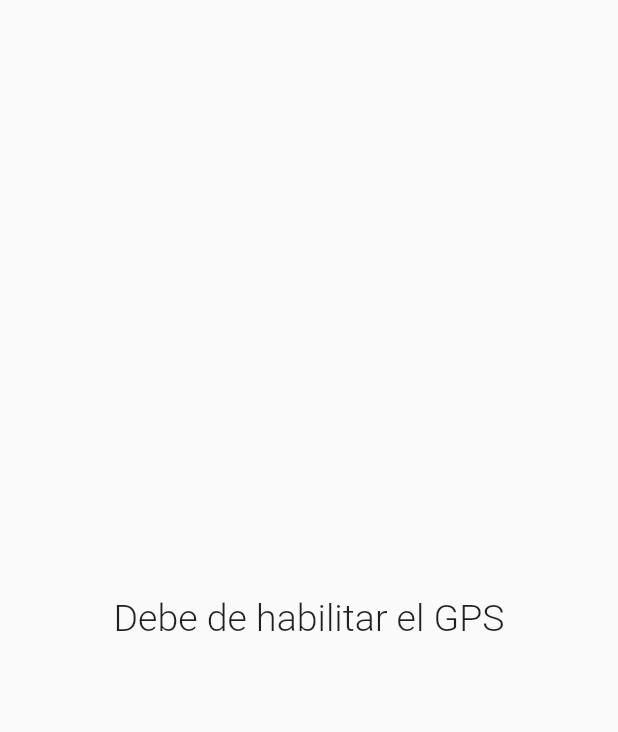
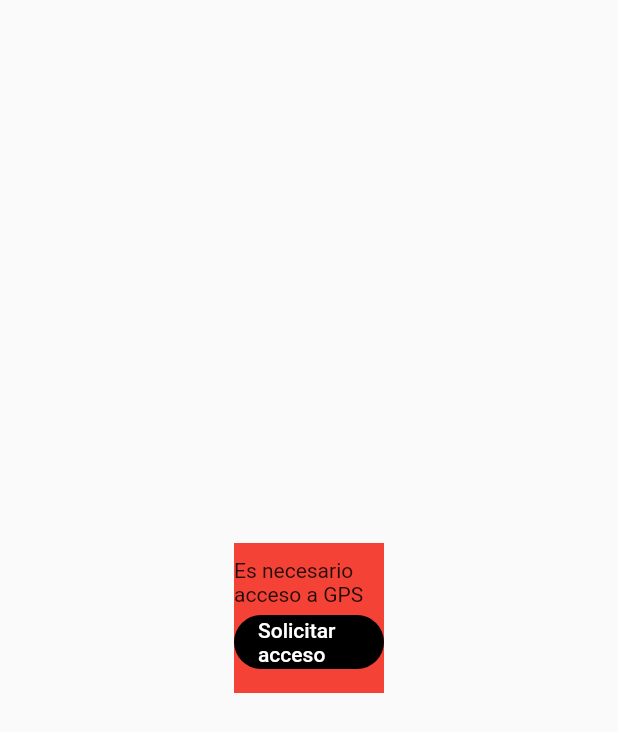
Before and after one commit to AndresCamiloChavez/maps_app, a Flutter app: the screen it shows after launch, on a phone screen of 412 x 824 dp. Shown: the top 732 px of the screen. Run offline on Flutter 3.47's test engine with Material 2 defaults, Android fonts, the phone set to English and light mode, and no system bars; our stand-ins replace bloc, equatable, flutter_bloc, geolocator.

Commit message:
Permisos de Gps

```diff
--- a/lib/screens/gps_access_screen.dart
+++ b/lib/screens/gps_access_screen.dart
@@ -12,6 +12,7 @@ class GpsAccessScreen extends StatelessWidget {
       body: Center(
         child: BlocBuilder<GpsBloc, GpsState>(
           builder: (context, state) {
+            print('LOG valor ${ state.isGpsEnabled }');
             return !state.isGpsEnabled ? const _EnableGPSMessage() : const _AccessButtton();
           },
         ),
@@ -27,7 +28,11 @@ class _AccessButtton extends StatelessWidget {
 
   @override
   Widget build(BuildContext context) {
-    return Column(
+    return Container(
+      color: Colors.red,
+      width: 100,
+      height: 100,
+      child: Column(
         mainAxisAlignment: MainAxisAlignment.center,
         children: [
           const Text('Es necesario acceso a GPS'),
@@ -42,6 +47,7 @@ class _AccessButtton extends StatelessWidget {
               splashColor: Colors.transparent,
               onPressed: () {})
         ],
+      ),
     );
   }
 }
--- a/pubspec.yaml
+++ b/pubspec.yaml
@@ -34,6 +34,7 @@ dependencies:
     sdk: flutter
   flutter_bloc: ^8.1.1
   geolocator: ^9.0.2
+  permission_handler: ^10.2.0
 
 dev_dependencies:
   flutter_lints: ^2.0.0
```
Also changed, not shown: lib/blocs/gps/gps_bloc.dart (+20 -7 lines), lib/blocs/gps/gps_state.dart (+4 -8 lines), pubspec.lock, 3 other files. Lines whose indentation alone changed are shown as unchanged.
